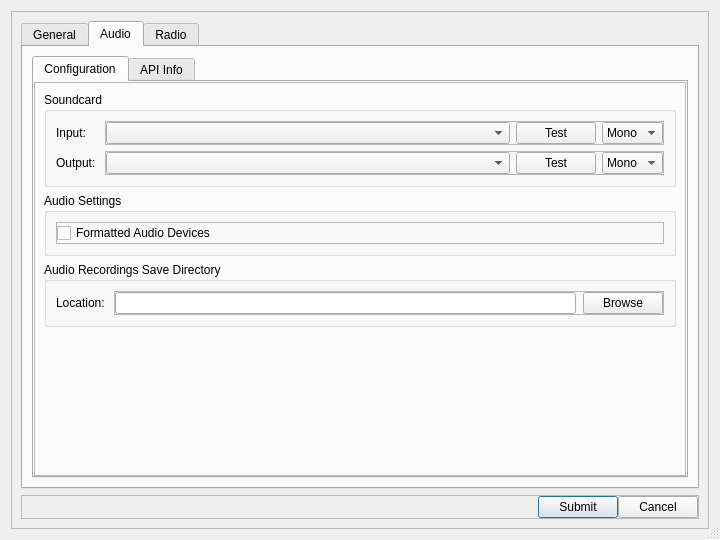
The window that src/ui/dialogsettings.ui (GekkoFyre/small-world-deluxe) describes before a commit, drawn with Qt 5.
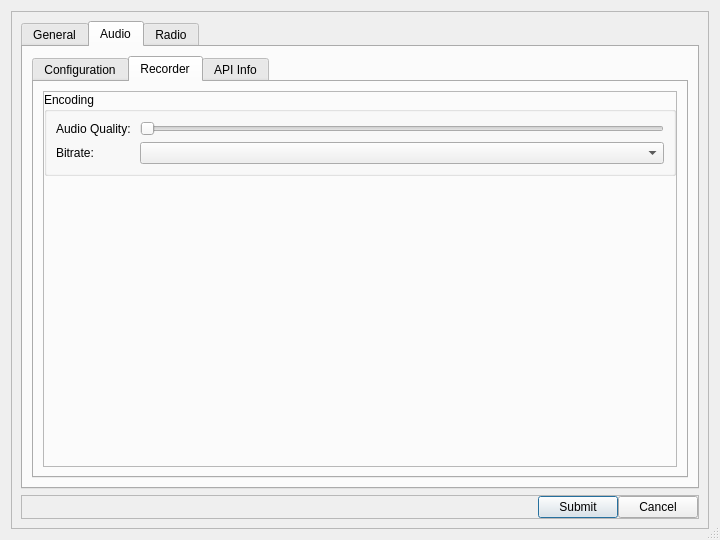
The same window after the commit. The open tabs and pages were chosen to show the change.

Commit message: * Created the basis for being able to decode Ogg Vorbis encoded audio files and garner information from them, using a mix of C and C++. * Created a new dialog window UI and associated class, that will be used in the playing back of audio files in a user friendly manner. * You are now able to search for Ogg Vorbis libraries (preferentially static libraries) via CMake now.

Diff of the .ui file:
```diff
--- a/src/ui/dialogsettings.ui
+++ b/src/ui/dialogsettings.ui
@@ -855,6 +855,83 @@
                  </item>
                 </layout>
                </widget>
+               <widget class="QWidget" name="tab_audio_encoding_settings">
+                <attribute name="title">
+                 <string>Recorder</string>
+                </attribute>
+                <layout class="QVBoxLayout" name="verticalLayout_26">
+                 <item>
+                  <widget class="QFrame" name="frame_audio_encoding_settings_inner">
+                   <property name="frameShape">
+                    <enum>QFrame::StyledPanel</enum>
+                   </property>
+                   <property name="frameShadow">
+                    <enum>QFrame::Raised</enum>
+                   </property>
+                   <layout class="QVBoxLayout" name="verticalLayout_27">
+                    <property name="leftMargin">
+                     <number>0</number>
+                    </property>
+                    <property name="topMargin">
+                     <number>0</number>
+                    </property>
+                    <property name="rightMargin">
+                     <number>0</number>
+                    </property>
+                    <property name="bottomMargin">
+                     <number>0</number>
+                    </property>
+                    <item>
+                     <widget class="QGroupBox" name="groupBox_encoding_settings">
+                      <property name="title">
+                       <string>Encoding</string>
+                      </property>
+                      <layout class="QFormLayout" name="formLayout_14">
+                       <item row="0" column="0">
+                        <widget class="QLabel" name="label_encoding_audio_quality">
+                         <property name="text">
+                          <string>Audio Quality: </string>
+                         </property>
+                        </widget>
+                       </item>
+                       <item row="0" column="1">
+                        <widget class="QSlider" name="horizontalSlider_encoding_audio_quality">
+                         <property name="orientation">
+                          <enum>Qt::Horizontal</enum>
+                         </property>
+                        </widget>
+                       </item>
+                       <item row="1" column="0">
+                        <widget class="QLabel" name="label_encoding_audio_bitrate">
+                         <property name="text">
+                          <string>Bitrate: </string>
+                         </property>
+                        </widget>
+                       </item>
+                       <item row="1" column="1">
+                        <widget class="QComboBox" name="comboBox_encoding_audio_bitrate"/>
+                       </item>
+                      </layout>
+                     </widget>
+                    </item>
+                    <item>
+                     <spacer name="verticalSpacer_7">
+                      <property name="orientation">
+                       <enum>Qt::Vertical</enum>
+                      </property>
+                      <property name="sizeHint" stdset="0">
+                       <size>
+                        <width>20</width>
+                        <height>40</height>
+                       </size>
+                      </property>
+                     </spacer>
+                    </item>
+                   </layout>
+                  </widget>
+                 </item>
+                </layout>
+               </widget>
                <widget class="QWidget" name="tab_audio_api_details">
                 <attribute name="title">
                  <string>API Info</string>
```
The commit also changes 15 other files.
